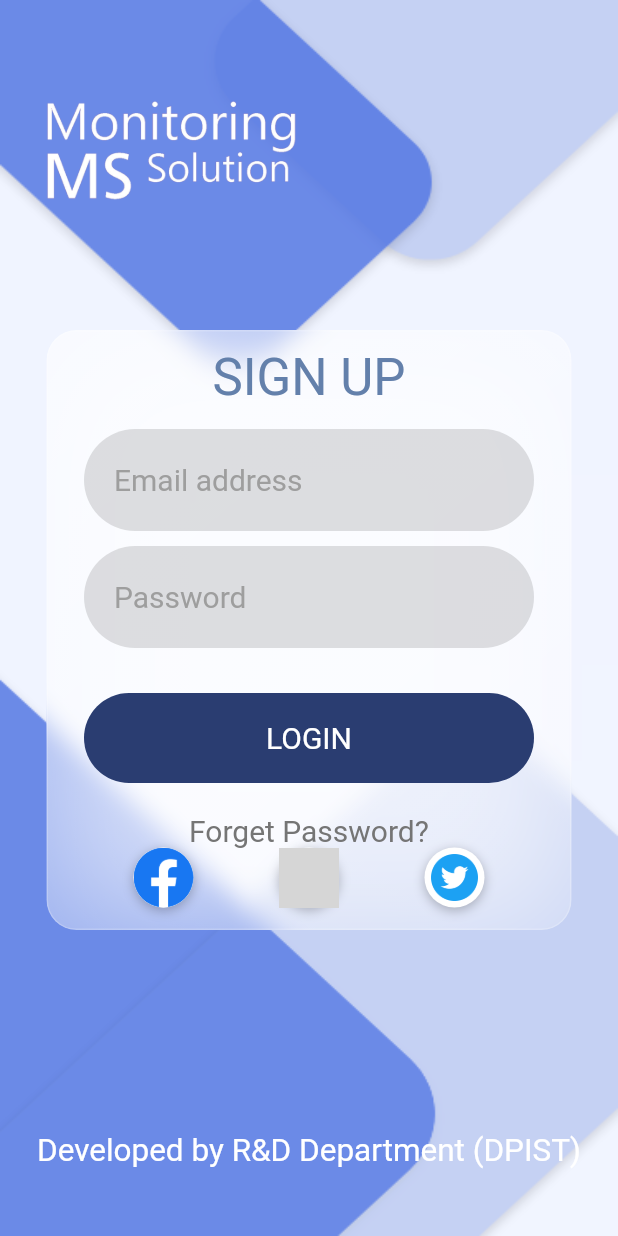
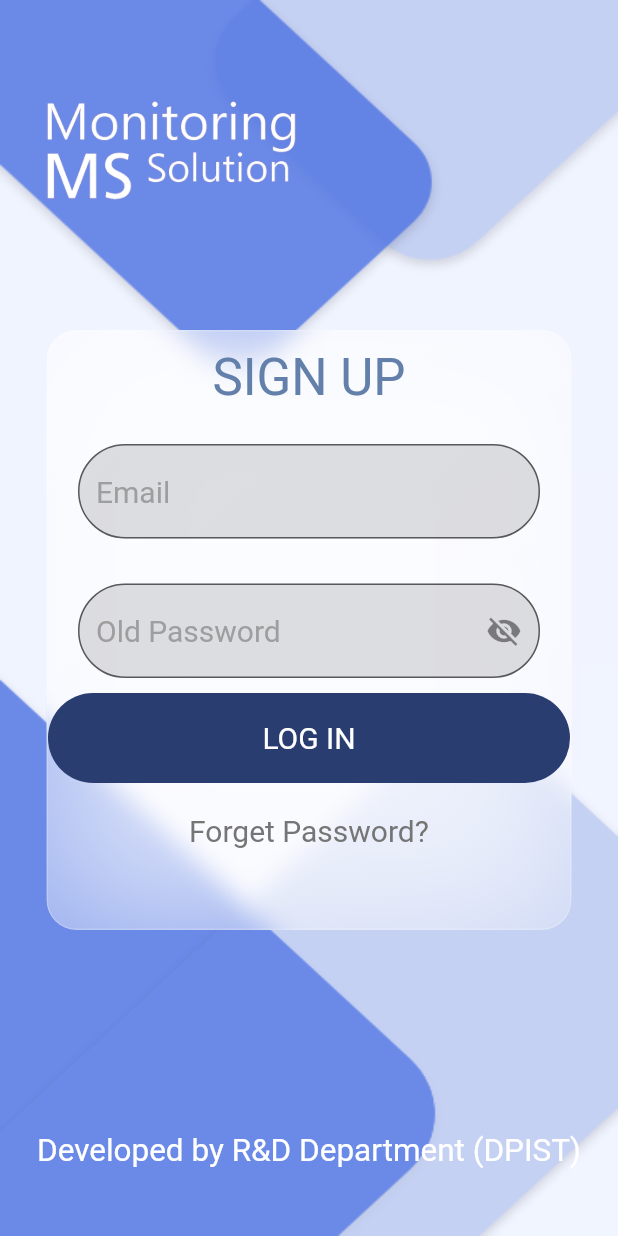
Before and after one commit to dustinng20/Login_Page_STIC, a Flutter app: the screen it shows after launch, on a phone screen of 412 x 824 dp. Run offline on Flutter 3.47's test engine with Material 2 defaults, Android fonts, the phone set to English and light mode, and no system bars; our stand-ins replace animated_splash_screen, expandable, flutter_screenutil, page_transition; grey boxes are pictures that could not be loaded.

Commit message:
thang dat dien

```diff
--- a/lib/SignUp/SignUpPage.dart
+++ b/lib/SignUp/SignUpPage.dart
@@ -1,9 +1,23 @@
 import 'package:flutter/material.dart';
 import 'package:flutter/services.dart';
+import 'package:flutter_application_1/ChangePassword/ChangePassPage.dart';
 
 import 'FrostedGlassBox.dart';
 
-class MyHomePage extends StatelessWidget {
+class MyHomePage extends StatefulWidget {
+  @override
+  _MyHomePageState createState() => _MyHomePageState();
+}
+
+class _MyHomePageState extends State<MyHomePage> {
+  String password, email;
+  bool _isObscure1 = true;
+  final _passwordtroller = TextEditingController();
+  final _emailController = TextEditingController();
+  var _erro = "!@!";
+  var _erro1 = "!!";
+  var _pass_Invalid = false;
+  var _email_Invalid = false;
   @override
   Widget build(BuildContext context) {
     SystemChrome.setPreferredOrientations([
@@ -11,9 +25,11 @@ class MyHomePage extends StatelessWidget {
       DeviceOrientation.portraitDown,
     ]);
     Size size = MediaQuery.of(context).size;
-    double contWidth = size.width * 0.90;
+    double contWidth = size.width * 3;
     return Scaffold(
-      body: Container(
+      body: Stack(
+        children: <Widget>[
+          Container(
               decoration: BoxDecoration(
                 image: DecorationImage(
                     image: Image.asset("assets/images/background_1.png").image,
@@ -47,52 +63,100 @@ class MyHomePage extends StatelessWidget {
                             ),
                             SizedBox(height: 15),
                             Container(
-                          width: 300,
-                          padding: EdgeInsets.symmetric(
+                              margin: EdgeInsets.symmetric(
                                   horizontal: 20, vertical: 10),
-                          decoration: BoxDecoration(
-                              borderRadius: BorderRadius.circular(45),
-                              color: Colors.black12),
+                              width: 345,
                               child: TextField(
+                                  controller: _emailController,
+                                  keyboardType: TextInputType.emailAddress,
+                                  onChanged: (value) {
+                                    setState(() {
+                                      email = value;
+                                    });
+                                  },
                                   decoration: InputDecoration(
-                                border: InputBorder.none,
-                                hintText: "Email address",
+                                    filled: true,
+                                    fillColor: Colors.black12,
+                                    border: OutlineInputBorder(
+                                        borderRadius: BorderRadius.all(
+                                            Radius.circular(45))),
+                                    hintText: "Email",
                                     hintStyle: TextStyle(
-                                    color: Colors.grey, fontSize: 20)),
-                          ),
+                                        color: Colors.grey, fontSize: 20),
+                                  )),
                             ),
                             SizedBox(height: 10),
                             Container(
-                          width: 300,
-                          padding: EdgeInsets.symmetric(
+                              margin: EdgeInsets.symmetric(
                                   horizontal: 20, vertical: 10),
-                          decoration: BoxDecoration(
-                              borderRadius: BorderRadius.circular(45),
-                              color: Colors.black12),
+                              width: 345,
                               child: TextField(
+                                controller: _passwordtroller,
+                                keyboardType: TextInputType.text,
+                                obscureText: _isObscure1,
+                                onChanged: (value) {
+                                  setState(() {
+                                    password = value;
+                                  });
+                                },
                                 decoration: InputDecoration(
-                                border: InputBorder.none,
-                                hintText: "Password",
+                                    filled: true,
+                                    fillColor: Colors.black12,
+                                    border: OutlineInputBorder(
+                                        borderRadius: BorderRadius.all(
+                                            Radius.circular(45))),
+                                    hintText: "Old Password",
+                                    errorText: _pass_Invalid ? _erro : null,
                                     hintStyle: TextStyle(
-                                    color: Colors.grey, fontSize: 20)),
+                                        color: Colors.grey, fontSize: 20),
+                                    suffixIcon: IconButton(
+                                        icon: Icon(_isObscure1
+                                            ? Icons.visibility_off
+                                            : Icons.visibility),
+                                        onPressed: () {
+                                          setState(() {
+                                            _isObscure1 = !_isObscure1;
+                                          });
+                                        })),
                               ),
                             ),
-                        SizedBox(height: 30),
-                        Container(
-                          width: 300,
+                            Center(
+                              child: ButtonTheme(
+                                minWidth: 350,
                                 height: 60,
-                          padding: EdgeInsets.symmetric(
-                              horizontal: 20, vertical: 10),
-                          decoration: BoxDecoration(
-                              borderRadius: BorderRadius.circular(45),
-                              color: Color(0xff2A3D71)),
-                          child: Center(
+                                padding: EdgeInsets.symmetric(horizontal: 20),
+                                child: FlatButton(
+                                  shape: RoundedRectangleBorder(
+                                      borderRadius: BorderRadius.circular(45)),
+                                  color: Color(0xff2A3D71),
+                                  onPressed: () {
+                                    if (_emailController.text.length < 6 ||
+                                        !_emailController.text.contains("@")) {
+                                      _email_Invalid = true;
+                                    } else {
+                                      _email_Invalid = false;
+                                    }
+                                    ;
+                                    if (_passwordtroller.text.length < 6) {
+                                      _pass_Invalid = true;
+                                    } else {
+                                      _pass_Invalid = false;
+                                    }
+                                    if (!_pass_Invalid && !_email_Invalid) {
+                                      Navigator.push(
+                                          context,
+                                          MaterialPageRoute(
+                                              builder: (context) =>
+                                                  MyPassPage()));
+                                    }
+                                  },
                                   child: Text(
-                              "LOGIN",
+                                    "LOG IN",
                                     style: TextStyle(
                                         fontSize: 20,
                                         color: Colors.white,
                                         fontWeight: FontWeight.normal),
+                                  ),
                                 ),
                               ),
                             ),
@@ -104,7 +168,7 @@ class MyHomePage extends StatelessWidget {
                                   fontWeight: FontWeight.normal,
                                   fontSize: 20),
                             ),
-                        Row(
+                            /*Row(
                           mainAxisAlignment: MainAxisAlignment.spaceEvenly,
                           children: <Widget>[
                             GestureDetector(
@@ -173,7 +237,7 @@ class MyHomePage extends StatelessWidget {
                               ),
                             ),
                           ],
-                        )
+                        )*/
                           ],
                         ),
                       ),
@@ -190,6 +254,8 @@ class MyHomePage extends StatelessWidget {
                   ))
                 ],
               )),
+        ],
+      ),
     );
   }
 }
--- a/lib/main.dart
+++ b/lib/main.dart
@@ -4,6 +4,9 @@ import 'package:animated_splash_screen/animated_splash_screen.dart';
 import 'package:page_transition/page_transition.dart';
 import 'SignUp/SignUpPage.dart';
 import 'ChangePassword/ChangePassPage.dart';
+import 'Chart/MissedCallsPage.dart';
+
+import 'package:flutter_screenutil/flutter_screenutil.dart';
 
 void main() {
   runApp(MyApp());
@@ -12,7 +15,10 @@ void main() {
 class MyApp extends StatelessWidget {
   @override
   Widget build(BuildContext context) {
-    return MaterialApp(
+    return ScreenUtilInit(
+        designSize: Size(370, 779),
+        allowFontScaling: false,
+        child: MaterialApp(
           debugShowCheckedModeBanner: false,
           title: 'Flutter Demo',
           theme: ThemeData(
@@ -27,7 +33,7 @@ class MyApp extends StatelessWidget {
             splashTransition: SplashTransition.fadeTransition,
             pageTransitionType: PageTransitionType.scale,
           ),
-    );
+        ));
   }
 }
 
--- a/pubspec.yaml
+++ b/pubspec.yaml
@@ -25,6 +25,8 @@ dependencies:
   flutter:
     sdk: flutter
   simple_animations: ^1.3.3
+  expandable: ^4.1.4
+
 
 
   # The following adds the Cupertino Icons font to your application.
@@ -38,6 +40,10 @@ dev_dependencies:
   splashscreen: ^1.3.5
   animated_splash_screen: ^1.0.1+2
   page_transition: ^1.1.7+6
+  flutter_screenutil: ^4.0.2+3
+  multilevel_drawer: ^1.0.3
+  flutter_sidebar: ^0.3.1
+
 # For information on the generic Dart part of this file, see the
 # following page: https://dart.dev/tools/pub/pubspec
 
```
Also changed, not shown: lib/ChangePassword/ChangePassPage.dart (+11 -13 lines), lib/ChangePassword/FrostedGlassBox.dart (+8 -4 lines), lib/Chart/MissedCallsPage.dart (added, +272 -0 lines), lib/SocialIcon.dart (deleted, +0 -31 lines), assets/images/2.png (added), assets/images/SECUCam_logo.png (added), pubspec.lock. Lines whose indentation alone changed are shown as unchanged.
